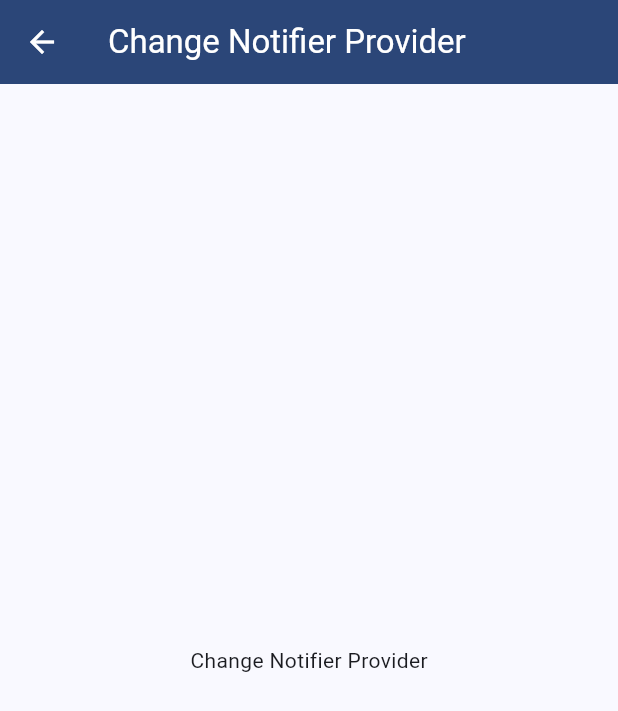
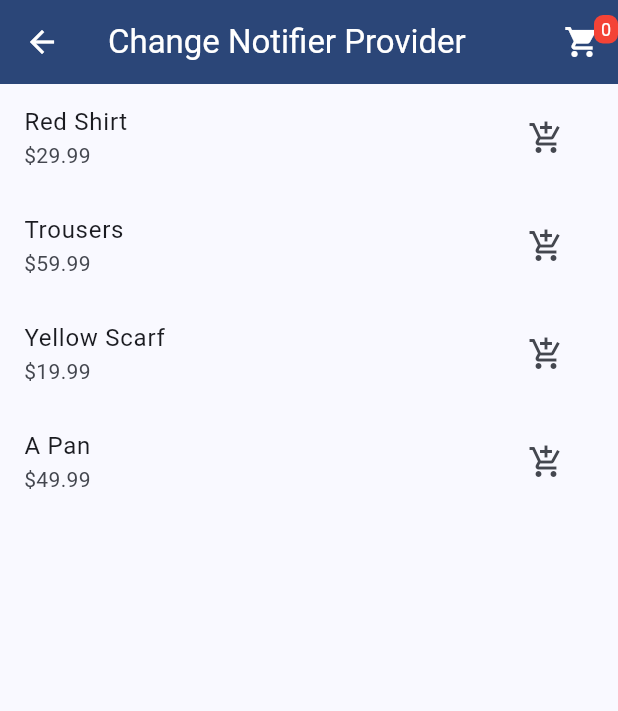
Before and after one commit to md-siam/riverpod_concept, a Flutter app: the ChangeNotifierProviderPage screen opened directly, on a phone screen of 412 x 824 dp. Shown: the top 711 px of the screen. Run offline on Flutter 3.47's test engine with Material 2 defaults, Android fonts, the light colour scheme and no system bars; our stand-ins replace dio, flutter_riverpod.

Commit message:
ChangeNotifierProvider done

```diff
--- /dev/null
+++ b/lib/src/models/product_model.dart
@@ -0,0 +1,36 @@
+class ProductModel {
+  final String id;
+  final String title;
+  final String description;
+  final double price;
+
+  ProductModel({
+    required this.id,
+    required this.title,
+    required this.description,
+    required this.price,
+  });
+}
+
+final List<ProductModel> productList = [
+  ProductModel(
+      id: '1',
+      title: 'Red Shirt',
+      description: 'A red shirt - it is pretty red!',
+      price: 29.99),
+  ProductModel(
+      id: '2',
+      title: 'Trousers',
+      description: 'A nice pair of trousers.',
+      price: 59.99),
+  ProductModel(
+      id: '3',
+      title: 'Yellow Scarf',
+      description: 'Warm and cozy - exactly what you need for the winter.',
+      price: 19.99),
+  ProductModel(
+      id: '4',
+      title: 'A Pan',
+      description: 'Prepare any meal you want.',
+      price: 49.99),
+];
--- a/lib/src/pages/change_notifier_provider_page.dart
+++ b/lib/src/pages/change_notifier_provider_page.dart
@@ -1,6 +1,10 @@
 import 'package:flutter/material.dart';
+import 'package:flutter_riverpod/flutter_riverpod.dart';
 
-class ChangeNotifierProviderPage extends StatelessWidget {
+import '../models/product_model.dart';
+import 'data/cart_notifier.dart';
+
+class ChangeNotifierProviderPage extends ConsumerWidget {
   final String appBarTitle;
   final Color color;
   const ChangeNotifierProviderPage({
@@ -10,7 +14,9 @@ class ChangeNotifierProviderPage extends StatelessWidget {
   }) : super(key: key);
 
   @override
-  Widget build(BuildContext context) {
+  Widget build(BuildContext context, WidgetRef ref) {
+    final cartNotifier = ref.watch(cartNotifierProvider);
+    //
     return Scaffold(
       appBar: AppBar(
         backgroundColor: color,
@@ -19,14 +25,102 @@ class ChangeNotifierProviderPage extends StatelessWidget {
           appBarTitle,
           style: const TextStyle(color: Colors.white),
         ),
+        actions: [
+          Stack(
+            children: [
+              //Shopping cart icon with a badge
+              IconButton(
+                icon: const Icon(Icons.shopping_cart),
+                onPressed: () {
+                  // Show a dialog with the cart contents
+                  showDialog(
+                    context: context,
+                    builder: (context) {
+                      return AlertDialog(
+                        title: const Text('Cart'),
+                        content: Column(
+                          mainAxisSize: MainAxisSize.min,
+                          children: [
+                            // Show the cart contents
+                            ...cartNotifier.cart
+                                .map((item) => Text(item.title)),
+                            const SizedBox(height: 16),
+                            // Sum the total price of the cart
+                            Text(
+                              'Total: \$${cartNotifier.cart.fold<double>(0, (sum, item) => sum + item.price)}',
+                              style: Theme.of(context).textTheme.headlineMedium,
+                            ),
+                          ],
+                        ),
+                        actions: [
+                          TextButton(
+                            onPressed: () {
+                              // Clear the cart
+                              ref
+                                  .read(cartNotifierProvider.notifier)
+                                  .clearCart();
+                            },
+                            child: const Text('Clear'),
+                          ),
+                        ],
+                      );
+                    },
+                  );
+                },
+              ),
+              //Badge
+              Positioned(
+                right: 0,
+                top: 6,
+                child: Container(
+                  padding: const EdgeInsets.all(1),
+                  decoration: const BoxDecoration(
+                    color: Colors.red,
+                    borderRadius: BorderRadius.all(Radius.circular(6)),
+                  ),
+                  constraints: const BoxConstraints(
+                    minWidth: 16,
+                    minHeight: 16,
+                  ),
+                  child: Text(
+                    cartNotifier.cart.length.toString(),
+                    style: const TextStyle(
+                      color: Colors.white,
+                      fontSize: 12,
+                    ),
+                    textAlign: TextAlign.center,
+                  ),
+                ),
+              ),
+            ],
+          ),
+        ],
       ),
-      body: Center(
-        child: Column(
-          mainAxisAlignment: MainAxisAlignment.center,
-          children: [
-            Text(appBarTitle),
-          ],
-        ),
+      body: Column(
+        children: [
+          // A list of products and a button to add to cart
+          Expanded(
+            child: ListView.builder(
+              itemCount: productList.length,
+              itemBuilder: (context, index) {
+                final product = productList[index];
+                return ListTile(
+                  title: Text(product.title),
+                  subtitle: Text('\$${product.price}'),
+                  trailing: IconButton(
+                    icon: const Icon(Icons.add_shopping_cart),
+                    onPressed: () {
+                      // Add the product to the cart
+                      ref
+                          .read(cartNotifierProvider.notifier)
+                          .addProduct(product);
+                    },
+                  ),
+                );
+              },
+            ),
+          ),
+        ],
       ),
     );
   }
```
Also changed, not shown: lib/src/pages/data/cart_notifier.dart (added, +29 -0 lines), lib/src/pages/data/cart_state_notifier.dart (added, +21 -0 lines), 1 other file.
